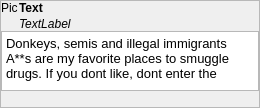
Before: the Qt Designer form ui/AdvisorWindow.ui in dmzdev/stance, drawn with Qt 5.
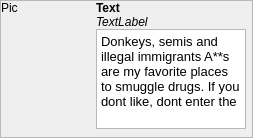
After: the same form once the commit is applied.

The edit to the form file:
```diff
--- a/ui/AdvisorWindow.ui
+++ b/ui/AdvisorWindow.ui
@@ -6,8 +6,8 @@
    <rect>
     <x>0</x>
     <y>0</y>
-    <width>260</width>
-    <height>108</height>
+    <width>253</width>
+    <height>138</height>
    </rect>
   </property>
   <property name="sizePolicy">
@@ -80,6 +80,12 @@
               <verstretch>0</verstretch>
              </sizepolicy>
             </property>
+            <property name="minimumSize">
+             <size>
+              <width>94</width>
+              <height>125</height>
+             </size>
+            </property>
             <property name="text">
              <string>Pic</string>
             </property>
@@ -92,23 +98,26 @@
         </item>
         <item row="0" column="1">
          <layout class="QVBoxLayout" name="verticalLayout">
+          <property name="spacing">
+           <number>0</number>
+          </property>
           <item>
            <widget class="QLabel" name="nameLabel">
             <property name="sizePolicy">
-             <sizepolicy hsizetype="Expanding" vsizetype="Maximum">
+             <sizepolicy hsizetype="Maximum" vsizetype="Maximum">
               <horstretch>0</horstretch>
               <verstretch>0</verstretch>
              </sizepolicy>
             </property>
             <property name="minimumSize">
              <size>
-              <width>200</width>
-              <height>16</height>
+              <width>0</width>
+              <height>0</height>
              </size>
             </property>
             <property name="maximumSize">
              <size>
-              <width>200</width>
+              <width>16777215</width>
               <height>16777215</height>
              </size>
             </property>
@@ -152,9 +161,7 @@
             </property>
            </widget>
           </item>
-         </layout>
-        </item>
-        <item row="1" column="0" colspan="2">
+          <item>
          <widget class="QTextEdit" name="bioText">
           <property name="sizePolicy">
            <sizepolicy hsizetype="Preferred" vsizetype="Fixed">
@@ -164,8 +171,8 @@
           </property>
           <property name="maximumSize">
            <size>
-            <width>16777215</width>
-            <height>60</height>
+              <width>150</width>
+              <height>100</height>
            </size>
           </property>
           <property name="font">
@@ -184,6 +191,8 @@
 &lt;p style=&quot; margin-top:0px; margin-bottom:0px; margin-left:0px; margin-right:0px; -qt-block-indent:0; text-indent:0px;&quot;&gt;Donkeys, semis and illegal immigrants A**s are my favorite places to smuggle drugs. If you dont like, dont enter the&lt;/p&gt;&lt;/body&gt;&lt;/html&gt;</string>
           </property>
          </widget>
+          </item>
+         </layout>
         </item>
        </layout>
       </item>
```
Lines whose indentation alone changed are shown as unchanged.
